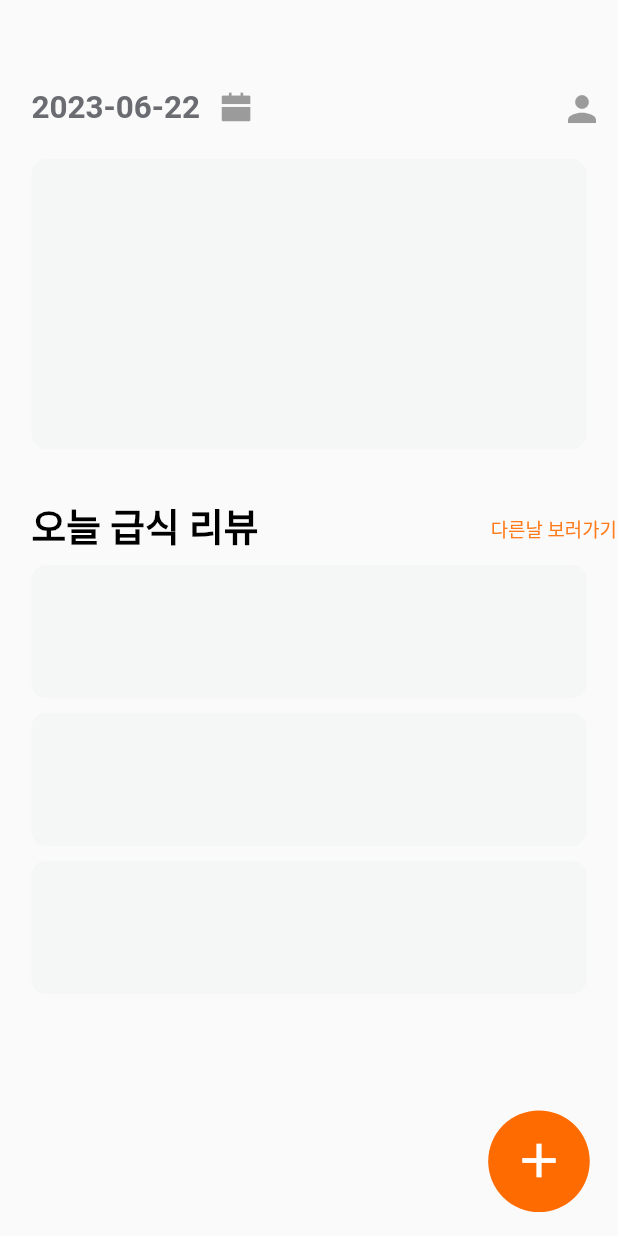
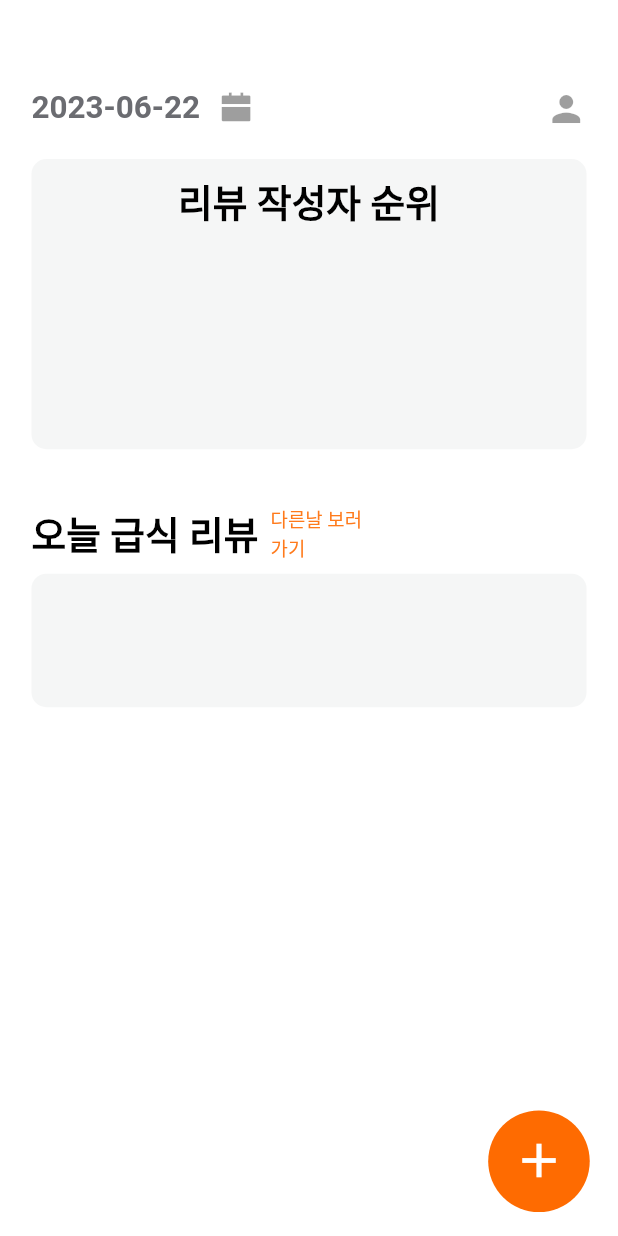
Before and after one commit to mukgen/mukgen_Flutter_V1, a Flutter app: the MainReviewPage screen opened directly, after a tap on the "add" icon, on a phone screen of 412 x 824 dp. Run offline on Flutter 3.47's test engine with Material 2 defaults, Android fonts, the phone set to English and light mode, and no system bars; our stand-ins replace flutter_screenutil, flutter_secure_storage; missing offline and left inert: transition; accounts and stored records are empty; Roboto replaces fonts that are missing (MukgenRegular, MukgenSemiBold).

Commit message:
✨ :: 급식 리뷰 페이지 리뷰 랭킹 구현을 위한 세팅

```diff
--- a/lib/screen/main_review.dart
+++ b/lib/screen/review/main_review_page.dart
@@ -1,8 +1,9 @@
 import 'package:flutter/material.dart';
 import 'package:intl/intl.dart';
 import 'package:mukgen_flutter_v1/common/common.dart';
+import 'package:mukgen_flutter_v1/screen/review/main_review_select_page.dart';
 import 'package:mukgen_flutter_v1/widget/custom_icons.dart';
-import 'package:mukgen_flutter_v1/screen/main_review_otherdays.dart';
+import 'package:mukgen_flutter_v1/screen/review/main_review_otherdays_page.dart';
 import 'package:flutter_screenutil/flutter_screenutil.dart';
 import 'package:transition/transition.dart';
 
@@ -20,6 +21,7 @@ class _MainReviewPageState extends State<MainReviewPage> {
   @override
   Widget build(BuildContext context) {
     return Scaffold(
+      backgroundColor: MukGenColor.white,
       body: Column(
         mainAxisAlignment: MainAxisAlignment.start,
         children: [
@@ -48,11 +50,14 @@ class _MainReviewPageState extends State<MainReviewPage> {
                   ),
                 ],
               ),
-              IconButton(
+              Container(
+                padding: EdgeInsets.only(right: 10.0.w),
+                child: IconButton(
                   icon: const Icon(Icons.person),
                   iconSize: 28,
                   color: MukGenColor.primaryLight2,
                   onPressed: null,
+                ),
               ),
             ],
           ),
@@ -66,8 +71,37 @@ class _MainReviewPageState extends State<MainReviewPage> {
                   color: MukGenColor.primaryLight3,
                   borderRadius: BorderRadius.circular(10),
                 ),
+                child: Center(
+                  child: Column(
+                    children: [
+                      SizedBox(height: 10.0.h),
+                      Text(
+                        '리뷰 작성자 순위',
+                        style: TextStyle(
+                          color: MukGenColor.black,
+                          fontWeight: FontWeight.w600,
+                          fontFamily: 'MukgenSemiBold',
+                          fontSize: 24.sp,
                         ),
-              SizedBox(height: 25.0.h),
+                      ),
+                      SizedBox(height: 4.0.h),
+                      Row(
+                        children: [
+                          SizedBox(width: 16.5.w),
+                          Container(
+                            child: Column(
+                              children: [
+
+                              ],
+                            ),
+                          )
+                        ],
+                      ),
+                    ],
+                  ),
+                ),
+              ),
+              SizedBox(height: 30.0.h),
             ],
           ),
           Row(
@@ -85,8 +119,8 @@ class _MainReviewPageState extends State<MainReviewPage> {
                   ),
                 ),
               ),
-              Container(
-                padding: EdgeInsets.only(top: 5.0.h, left: 140.0.w),
+              SizedBox(
+                width: 76.0.w,
                 child: TextButton(
                   child: Text(
                     '다른날 보러가기',
@@ -101,7 +135,7 @@ class _MainReviewPageState extends State<MainReviewPage> {
                     Navigator.push(
                       context,
                       Transition(
-                        child: OtherDaysPage(),
+                        child: MainReviewOtherDaysPage(),
                         transitionEffect: TransitionEffect.RIGHT_TO_LEFT,
                       ),
                     );
@@ -110,13 +144,7 @@ class _MainReviewPageState extends State<MainReviewPage> {
               ),
             ],
           ),
-          SizedBox(
-            width: double.infinity,
-            height: 300.0.h,
-            child: ListView.builder(
-              itemCount: 3,
-              itemBuilder: (context, index) {
-                return Column(
+          Column(
             children: [
               Container(
                 width: 353.0.w,
@@ -126,11 +154,7 @@ class _MainReviewPageState extends State<MainReviewPage> {
                   borderRadius: BorderRadius.circular(10),
                 ),
               ),
-                    SizedBox(height: 10.0.h),
             ],
-                );
-              },
-            ),
           ),
         ],
       ),
@@ -139,7 +163,15 @@ class _MainReviewPageState extends State<MainReviewPage> {
         height: 70.0.h,
         child: FittedBox(
           child: FloatingActionButton(
-            onPressed: () {},
+            onPressed: () {
+              Navigator.push(
+                context,
+                Transition(
+                  child: MainReviewSelectPage(),
+                  transitionEffect: TransitionEffect.RIGHT_TO_LEFT,
+                ),
+              );
+            },
             elevation: 0,
             backgroundColor: MukGenColor.pointBase,
             child: Icon(Icons.add, size: 30.0.sp, color: MukGenColor.white),
```
Lines whose indentation alone changed are shown as unchanged.
